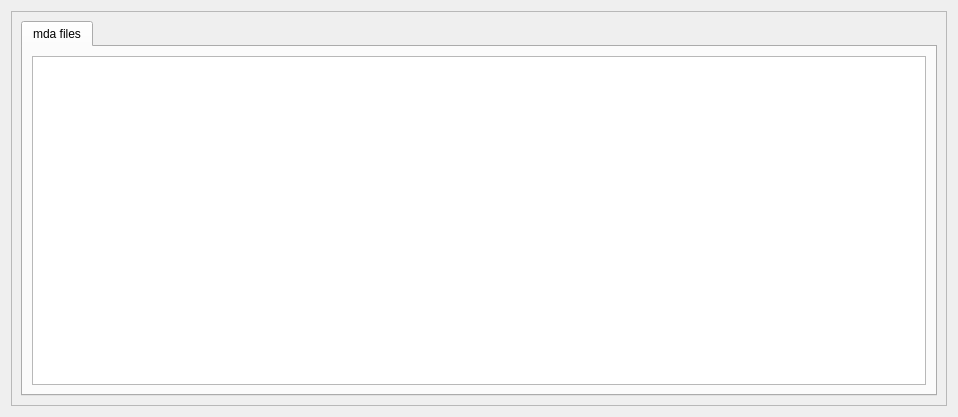
Qt form mdaviz/resources/mda_folder_table_view.ui (BCDA-APS/mdaviz) before a commit.
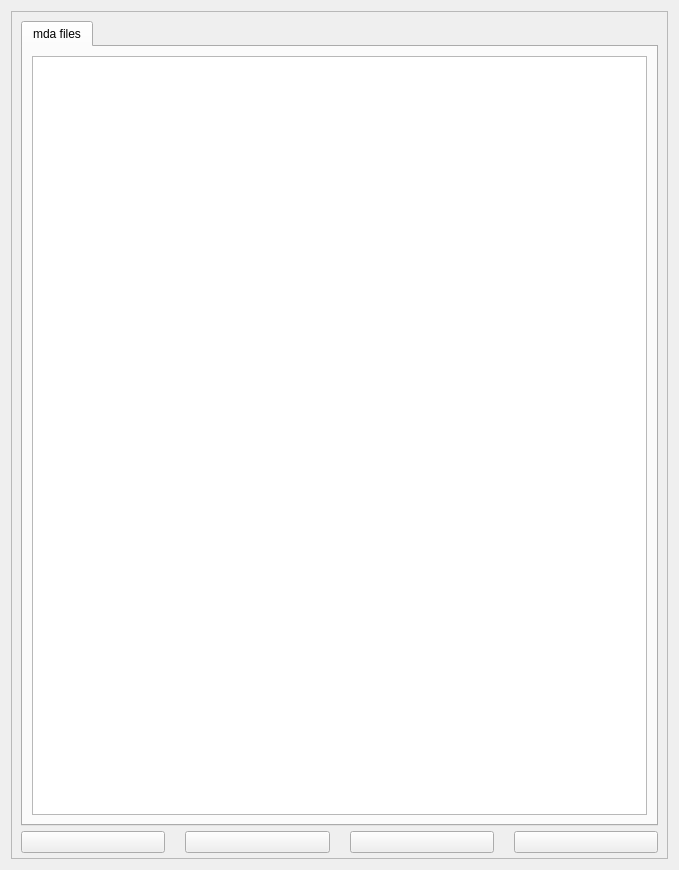
The same form after that commit. Icons and pictures are not drawn.

Commit message: ENH #72 Add forward backward buttons to folder ui.

What changed in the file:
```diff
--- a/mdaviz/resources/mda_folder_table_view.ui
+++ b/mdaviz/resources/mda_folder_table_view.ui
@@ -6,14 +6,14 @@
    <rect>
     <x>0</x>
     <y>0</y>
-    <width>958</width>
-    <height>417</height>
+    <width>679</width>
+    <height>870</height>
    </rect>
   </property>
   <property name="windowTitle">
    <string>Form</string>
   </property>
-  <layout class="QHBoxLayout" name="horizontalLayout_3">
+  <layout class="QVBoxLayout" name="verticalLayout_2">
    <item>
     <widget class="QScrollArea" name="scrollArea">
      <property name="widgetResizable">
@@ -24,11 +24,17 @@
        <rect>
         <x>0</x>
         <y>0</y>
-        <width>932</width>
-        <height>391</height>
+        <width>653</width>
+        <height>844</height>
        </rect>
       </property>
       <layout class="QVBoxLayout" name="verticalLayout">
+       <property name="spacing">
+        <number>5</number>
+       </property>
+       <property name="bottomMargin">
+        <number>5</number>
+       </property>
        <item>
         <widget class="QTabWidget" name="tabWidget">
          <property name="currentIndex">
@@ -56,6 +62,80 @@
          </widget>
         </widget>
        </item>
+       <item>
+        <widget class="QWidget" name="widget" native="true">
+         <layout class="QGridLayout" name="gridLayout">
+          <property name="leftMargin">
+           <number>0</number>
+          </property>
+          <property name="topMargin">
+           <number>0</number>
+          </property>
+          <property name="rightMargin">
+           <number>0</number>
+          </property>
+          <property name="bottomMargin">
+           <number>0</number>
+          </property>
+          <property name="horizontalSpacing">
+           <number>20</number>
+          </property>
+          <property name="verticalSpacing">
+           <number>0</number>
+          </property>
+          <item row="0" column="1">
+           <widget class="QPushButton" name="first">
+            <property name="sizePolicy">
+             <sizepolicy hsizetype="Minimum" vsizetype="Fixed">
+              <horstretch>0</horstretch>
+              <verstretch>0</verstretch>
+             </sizepolicy>
+            </property>
+            <property name="toolTip">
+             <string>Select first file</string>
+            </property>
+            <property name="icon">
+             <iconset>
+              <normaloff>first.png</normaloff>first.png</iconset>
+            </property>
+           </widget>
+          </item>
+          <item row="0" column="4">
+           <widget class="QPushButton" name="last">
+            <property name="toolTip">
+             <string>Select last file</string>
+            </property>
+            <property name="icon">
+             <iconset>
+              <normaloff>last.png</normaloff>last.png</iconset>
+            </property>
+           </widget>
+          </item>
+          <item row="0" column="3">
+           <widget class="QPushButton" name="next">
+            <property name="toolTip">
+             <string>Select next file</string>
+            </property>
+            <property name="icon">
+             <iconset>
+              <normaloff>next.png</normaloff>next.png</iconset>
+            </property>
+           </widget>
+          </item>
+          <item row="0" column="2">
+           <widget class="QPushButton" name="previous">
+            <property name="toolTip">
+             <string>Select previous file</string>
+            </property>
+            <property name="icon">
+             <iconset>
+              <normaloff>back.png</normaloff>back.png</iconset>
+            </property>
+           </widget>
+          </item>
+         </layout>
+        </widget>
+       </item>
       </layout>
      </widget>
     </widget>
```
The commit also changes 4 other files.
